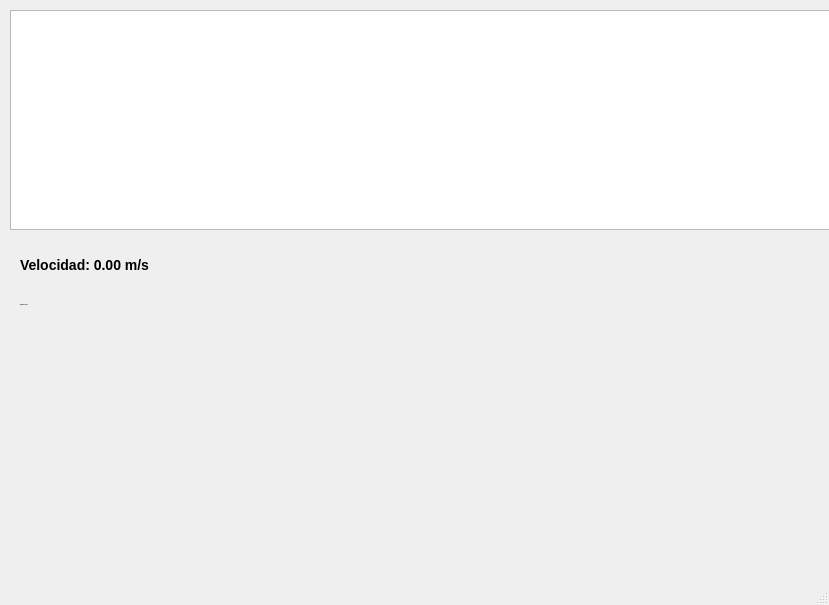
First picture: the form in Momento_III/codProyectoFinal/mainwindow.ui, repository setyi-diaz/Proyecto_Final, before the edit.
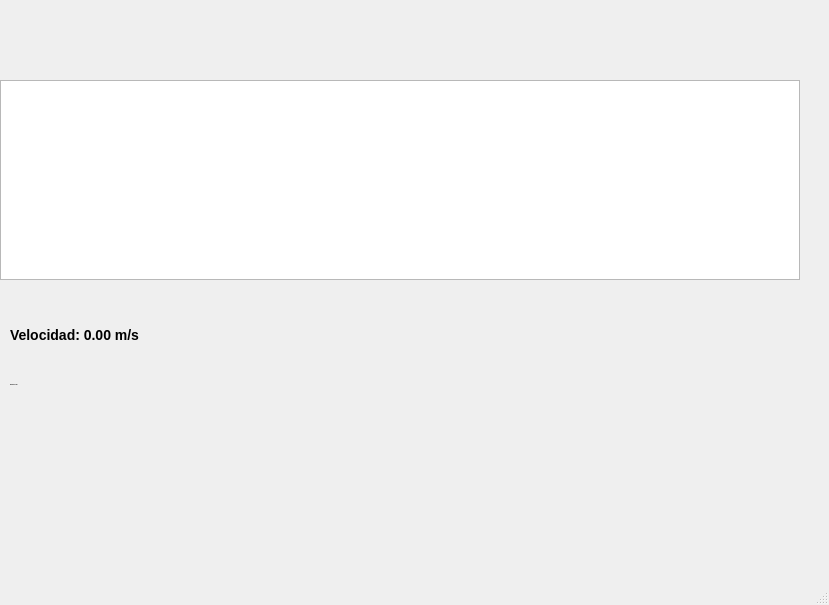
Second picture: the form after the edit.

The edit to the form file:
```diff
--- a/Momento_III/codProyectoFinal/mainwindow.ui
+++ b/Momento_III/codProyectoFinal/mainwindow.ui
@@ -17,18 +17,18 @@
    <widget class="QGraphicsView" name="graphicsView">
     <property name="geometry">
      <rect>
-      <x>10</x>
-      <y>10</y>
-      <width>840</width>
-      <height>220</height>
+      <x>0</x>
+      <y>80</y>
+      <width>800</width>
+      <height>200</height>
      </rect>
     </property>
    </widget>
    <widget class="QLabel" name="pos_label">
     <property name="geometry">
      <rect>
-      <x>20</x>
-      <y>290</y>
+      <x>10</x>
+      <y>370</y>
       <width>300</width>
       <height>30</height>
      </rect>
@@ -46,8 +46,8 @@
    <widget class="QLabel" name="vel_label">
     <property name="geometry">
      <rect>
-      <x>20</x>
-      <y>250</y>
+      <x>10</x>
+      <y>320</y>
       <width>300</width>
       <height>30</height>
      </rect>
```
